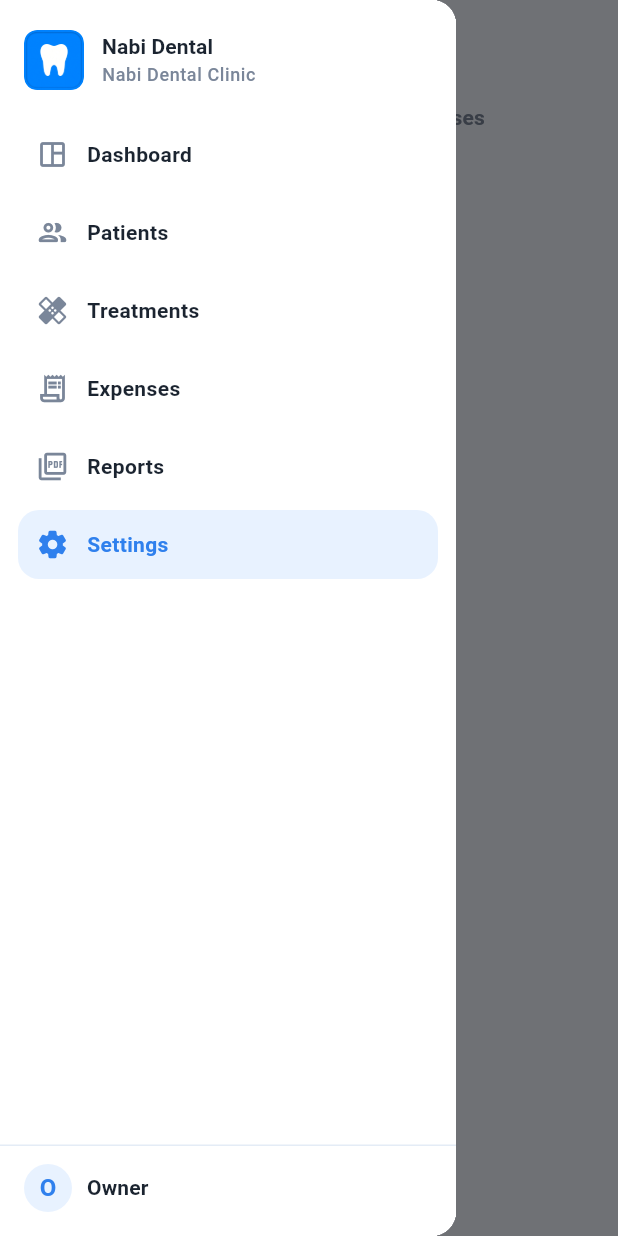
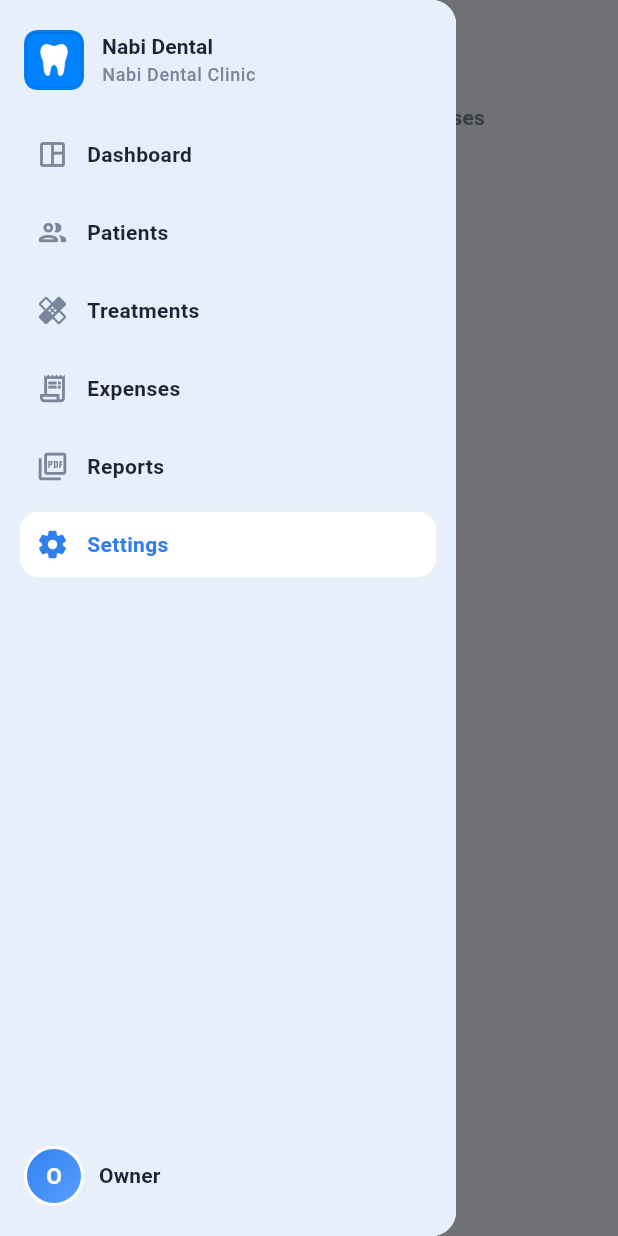
Before and after one commit to faizuet/Dental-Clinic, a Flutter app: the CatalogsScreen screen opened by its route, with the side drawer open, on a phone screen of 412 x 824 dp. Run offline on Flutter 3.47's test engine with Material 3 defaults, Android fonts, the phone set to English and light mode, and no system bars; our stand-ins replace dio, flutter_riverpod, flutter_secure_storage, go_router, image_picker, open_filex and 2 more; missing offline and left inert: dart:html, file_selector; accounts and stored records are empty; network calls fail.

Commit message:
Give the clinic dashboard pastel summary and shortcut cards, a calmer sidebar, and a clickable profile photo.
Co-authored-by: Cursor <cursoragent@cursor.com>

```diff
--- a/nabi_dental_app/lib/app/theme/app_colors.dart
+++ b/nabi_dental_app/lib/app/theme/app_colors.dart
@@ -7,6 +7,7 @@ class AppColors {
   static const Color secondary = Color(0xFF5AA0FF);
   static const Color secondarySoft = Color(0xFFEDF5FF);
   static const Color background = Color(0xFFF3F7FF);
+  static const Color sidebar = Color(0xFFE7F0FA);
   static const Color surface = Color(0xFFFFFFFF);
   static const Color card = Color(0xFFFFFFFF);
   static const Color text = Color(0xFF1B2430);
@@ -28,6 +29,8 @@ class AppColors {
   static const Color pinkSoft = secondarySoft;
   static const Color teal = Color(0xFF3D8BFF);
   static const Color tealSoft = Color(0xFFEAF3FF);
+  static const Color lavenderSoft = Color(0xFFF0EDFA);
+  static const Color mintSoft = Color(0xFFE6F5EC);
 }
 
 class AppSpacing {
--- a/nabi_dental_app/lib/core/widgets/app_shell.dart
+++ b/nabi_dental_app/lib/core/widgets/app_shell.dart
@@ -4,6 +4,7 @@ import 'package:go_router/go_router.dart';
 
 import '../../app/theme/app_colors.dart';
 import '../auth/session_controller.dart';
+import '../../features/settings/profile_avatar.dart';
 import 'app_layout.dart';
 import 'app_navigation.dart';
 import 'brand_header.dart';
@@ -122,6 +123,7 @@ class _ClinicAppShellState extends ConsumerState<ClinicAppShell> {
           drawer: showSidebar
               ? null
               : Drawer(
+                  backgroundColor: AppColors.sidebar,
                   child: SafeArea(
                     child: _Sidebar(
                       extended: true,
@@ -131,6 +133,10 @@ class _ClinicAppShellState extends ConsumerState<ClinicAppShell> {
                       onSelect: (path) {
                         Navigator.of(context).pop();
                         _open(path);
+                      },
+                      onProfile: () {
+                        Navigator.of(context).pop();
+                        context.go('/settings/profile');
                       },
                     ),
                   ),
@@ -144,8 +150,9 @@ class _ClinicAppShellState extends ConsumerState<ClinicAppShell> {
                   userName: name,
                   location: _location,
                   onSelect: _open,
+                  onProfile: () => context.go('/settings/profile'),
                 ),
-                const VerticalDivider(width: 1),
+                const VerticalDivider(width: 1, color: AppColors.border),
               ],
               Expanded(child: widget.child),
             ],
@@ -163,6 +170,7 @@ class _Sidebar extends StatelessWidget {
     required this.userName,
     required this.location,
     required this.onSelect,
+    required this.onProfile,
   });
 
   final bool extended;
@@ -170,6 +178,7 @@ class _Sidebar extends StatelessWidget {
   final String userName;
   final String location;
   final ValueChanged<String> onSelect;
+  final VoidCallback onProfile;
 
   @override
   Widget build(BuildContext context) {
@@ -177,7 +186,7 @@ class _Sidebar extends StatelessWidget {
     return AnimatedContainer(
       duration: AppMotion.fast,
       width: extended ? 248 : 84,
-      color: AppColors.card,
+      color: AppColors.sidebar,
       child: Column(
         crossAxisAlignment: CrossAxisAlignment.stretch,
         children: [
@@ -226,21 +235,23 @@ class _Sidebar extends StatelessWidget {
               ],
             ),
           ),
-          const Divider(height: 1),
+          const Divider(height: 1, color: AppColors.border),
           Padding(
-            padding: EdgeInsets.fromLTRB(extended ? 16 : 12, 12, extended ? 16 : 12, 16),
+            padding: EdgeInsets.fromLTRB(extended ? 8 : 8, 8, extended ? 8 : 8, 12),
+            child: Tooltip(
+              message: 'Open profile',
+              child: Material(
+                color: Colors.transparent,
+                borderRadius: BorderRadius.circular(AppRadii.sm),
+                child: InkWell(
+                  borderRadius: BorderRadius.circular(AppRadii.sm),
+                  onTap: onProfile,
+                  child: Padding(
+                    padding: EdgeInsets.fromLTRB(extended ? 8 : 4, 8, extended ? 8 : 4, 8),
                     child: extended
                         ? Row(
                             children: [
-                      CircleAvatar(
-                        radius: 16,
-                        backgroundColor: AppColors.primarySoft,
-                        foregroundColor: AppColors.primary,
-                        child: Text(
-                          userName.trim().isEmpty ? 'N' : userName.trim()[0].toUpperCase(),
-                          style: const TextStyle(fontWeight: FontWeight.w700),
-                        ),
-                      ),
+                              SessionAvatar(size: 40, onTap: onProfile),
                               const SizedBox(width: 10),
                               Expanded(
                                 child: Text(
@@ -252,14 +263,8 @@ class _Sidebar extends StatelessWidget {
                               ),
                             ],
                           )
-                : Center(
-                    child: CircleAvatar(
-                      radius: 16,
-                      backgroundColor: AppColors.primarySoft,
-                      foregroundColor: AppColors.primary,
-                      child: Text(
-                        userName.trim().isEmpty ? 'N' : userName.trim()[0].toUpperCase(),
-                        style: const TextStyle(fontWeight: FontWeight.w700),
+                        : Center(child: SessionAvatar(size: 40, onTap: onProfile)),
+                  ),
                 ),
               ),
             ),
@@ -287,8 +292,11 @@ class _NavTile extends StatelessWidget {
   Widget build(BuildContext context) {
     final color = selected ? AppColors.primary : AppColors.muted;
     final tile = Material(
-      color: selected ? AppColors.primarySoft : Colors.transparent,
+      color: selected ? AppColors.card : Colors.transparent,
+      shape: RoundedRectangleBorder(
         borderRadius: BorderRadius.circular(AppRadii.sm),
+        side: selected ? const BorderSide(color: AppColors.border) : BorderSide.none,
+      ),
       child: InkWell(
         borderRadius: BorderRadius.circular(AppRadii.sm),
         onTap: onTap,
--- a/nabi_dental_app/lib/features/settings/profile_avatar.dart
+++ b/nabi_dental_app/lib/features/settings/profile_avatar.dart
@@ -55,10 +55,12 @@ class ProfileAvatar extends StatelessWidget {
               )
             : null,
         image: image == null ? null : DecorationImage(image: image, fit: BoxFit.cover),
-        border: Border.all(color: AppColors.card, width: 3),
-        boxShadow: const [
-          BoxShadow(color: AppColors.overlay, blurRadius: 8, offset: Offset(0, 2)),
-        ],
+        border: Border.all(color: AppColors.card, width: size <= 40 ? 2 : 3),
+        boxShadow: size <= 40
+            ? const []
+            : const [
+                BoxShadow(color: AppColors.overlay, blurRadius: 8, offset: Offset(0, 2)),
+              ],
       ),
       alignment: Alignment.center,
       child: image == null
```
Also changed, not shown: nabi_dental_app/lib/core/widgets/summary_card.dart (+32 -4 lines), nabi_dental_app/lib/features/clinic_dashboard/clinic_dashboard_screen.dart (+34 -8 lines). Lines whose indentation alone changed are shown as unchanged.
